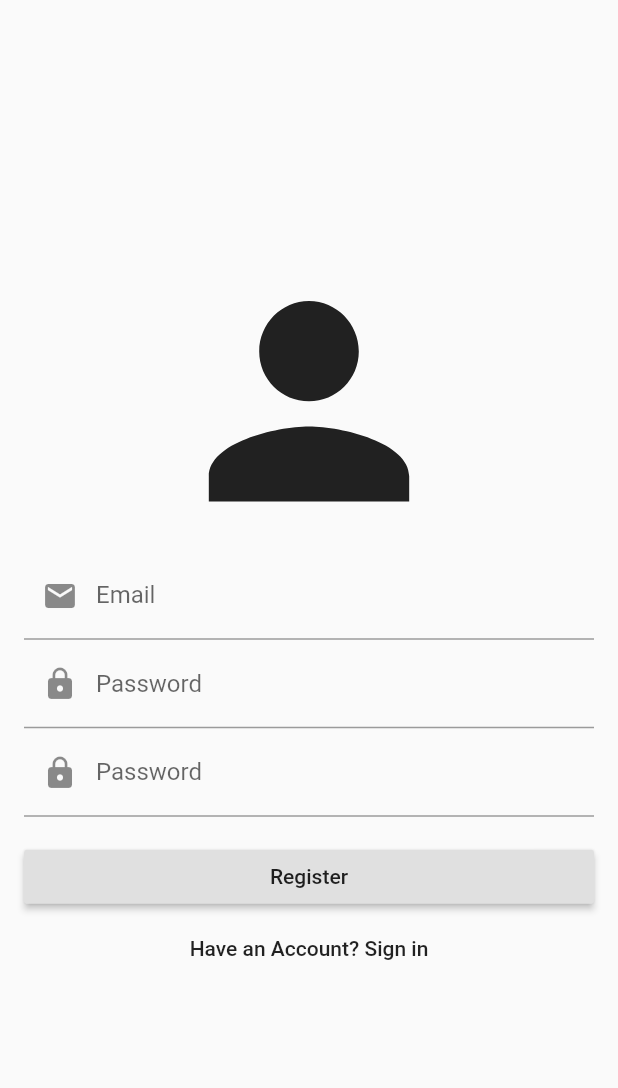
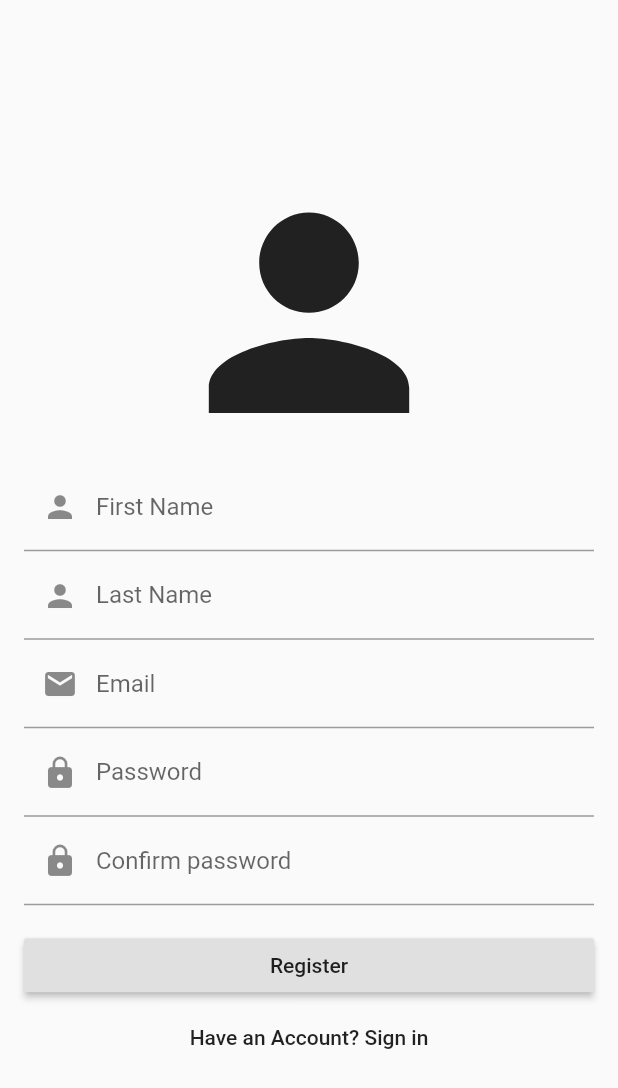
Before and after one commit to MMHossaini/Flutter-Demo, a Flutter app: the RegisterPage screen opened by its route, on a phone screen of 412 x 824 dp. Shown: the top 1088 px of the screen. Run offline on Flutter 3.47's test engine with Material 2 defaults, Android fonts, the phone set to English and light mode, and no system bars; our stand-ins replace cloud_firestore, firebase_auth, flushbar, flutter_swiper, google_maps_flutter, shared_preferences; accounts and stored records are empty; network calls fail.

```diff
--- a/lib/ui/screens/register.dart
+++ b/lib/ui/screens/register.dart
@@ -1,9 +1,10 @@
+import 'package:app/ui/screens/home.dart';
+import 'package:app/utils/validator.dart';
+import 'package:cloud_firestore/cloud_firestore.dart';
+import 'package:firebase_auth/firebase_auth.dart';
 import 'package:flushbar/flushbar.dart';
 import 'package:flutter/material.dart';
 import 'package:flutter/services.dart';
-import 'package:firebase_auth/firebase_auth.dart';
-
-import 'package:app/utils/validator.dart';
 
 class RegisterPage extends StatefulWidget {
   RegisterPage({Key key}) : super(key: key);
@@ -15,6 +16,8 @@ class RegisterPage extends StatefulWidget {
 class RegisterPageState extends State<RegisterPage> {
   final GlobalKey<FormState> registerForm = GlobalKey<FormState>();
   GlobalKey<ScaffoldState> scaffoldState = GlobalKey<ScaffoldState>();
+  TextEditingController firstNameInputController = TextEditingController();
+  TextEditingController lastNameInputController = TextEditingController();
   TextEditingController emailInputController = TextEditingController();
   TextEditingController passwordInputController = TextEditingController();
   TextEditingController confirmPasswordInputController =
@@ -23,6 +26,9 @@ class RegisterPageState extends State<RegisterPage> {
 
   @override
   void dispose() {
+    firstNameInputController.dispose();
+    lastNameInputController.dispose();
+
     passwordInputController.dispose();
     emailInputController.dispose();
     confirmPasswordInputController.dispose();
@@ -35,7 +41,100 @@ class RegisterPageState extends State<RegisterPage> {
     super.initState();
   }
 
-/**
+  @override
+  Widget build(BuildContext context) {
+    if (this.showLoading) {
+      return Scaffold(
+        body: Center(
+          child: CircularProgressIndicator(),
+        ),
+      );
+    }
+
+    // show login plage
+    return Scaffold(
+        body: Center(
+      child: SingleChildScrollView(
+        child: Form(
+          key: registerForm,
+          child: Column(
+            children: <Widget>[
+              Icon(
+                Icons.person,
+                size: 200,
+              ),
+              Padding(
+                  padding: EdgeInsets.only(left: 16, right: 16),
+                  child: TextFormField(
+                    decoration: InputDecoration(
+                        labelText: 'First Name',
+                        prefixIcon: Icon(Icons.person)),
+                    controller: firstNameInputController,
+                    keyboardType: TextInputType.text,
+                    validator: Validator.validateName,
+                  )),
+              Padding(
+                  padding: EdgeInsets.only(left: 16, right: 16),
+                  child: TextFormField(
+                    decoration: InputDecoration(
+                        labelText: 'Last Name', prefixIcon: Icon(Icons.person)),
+                    controller: lastNameInputController,
+                    keyboardType: TextInputType.text,
+                    validator: Validator.validateName,
+                  )),
+              Padding(
+                  padding: EdgeInsets.only(left: 16, right: 16),
+                  child: TextFormField(
+                    decoration: InputDecoration(
+                        labelText: 'Email', prefixIcon: Icon(Icons.email)),
+                    controller: emailInputController,
+                    keyboardType: TextInputType.emailAddress,
+                    validator: Validator.validateEmail,
+                  )),
+              Padding(
+                padding: EdgeInsets.only(left: 16, right: 16),
+                child: TextFormField(
+                  decoration: InputDecoration(
+                      labelText: 'Password', prefixIcon: Icon(Icons.lock)),
+                  controller: passwordInputController,
+                  obscureText: true,
+                  validator: Validator.validatePassword,
+                ),
+              ),
+              Padding(
+                padding: EdgeInsets.only(left: 16, right: 16),
+                child: TextFormField(
+                  decoration: InputDecoration(
+                      labelText: 'Confirm password', prefixIcon: Icon(Icons.lock)),
+                  controller: confirmPasswordInputController,
+                  obscureText: true,
+                  validator: Validator.validatePassword,
+                ),
+              ),
+              Padding(
+                padding: EdgeInsets.only(left: 16, right: 16, top: 16),
+                child: SizedBox(
+                  width: double.maxFinite,
+                  child: RaisedButton(
+                    child: new Text("Register"),
+                    onPressed: createUserWithEmailAndPassword,
+                  ),
+                ),
+              ),
+              FlatButton(
+                child: Text("Have an Account? Sign in"),
+                onPressed: () {
+                  Navigator.pop(context);
+                },
+              ),
+            ],
+          ),
+        ),
+      ),
+    ));
+  }
+
+  /**
  * Checks if form is valid,
  * checks if both passwords match
  */
@@ -56,12 +155,28 @@ class RegisterPageState extends State<RegisterPage> {
                   email: emailInputController.text,
                   password: passwordInputController.text);
 
-          // create a user record
-          if (result.user != null) {
-            // send vertification email
-            await result.user.sendEmailVerification();
-            return Navigator.pushNamed(context, "/verify-account");
-          }
+          // create user record
+          await Firestore.instance
+              .collection("users")
+              .document(result.user.uid)
+              .setData({
+            "firstName": firstNameInputController.text,
+            "lastName": lastNameInputController.text,
+            "email": emailInputController.text,
+          });
+
+          setState(() {
+            showLoading = true;
+          });
+
+          // take user to home
+          Navigator.pushAndRemoveUntil(
+              context,
+              MaterialPageRoute(
+                  builder: (context) => HomePage(
+                        uid: result.user.uid,
+                      )),
+              (_) => false);
         } else {
           showDialog(
               context: context,
@@ -105,78 +220,4 @@ class RegisterPageState extends State<RegisterPage> {
       });
     }
   }
-
-  @override
-  Widget build(BuildContext context) {
-    if (this.showLoading) {
-      return Scaffold(
-        body: Center(
-          child: CircularProgressIndicator(),
-        ),
-      );
-    }
-
-    // show login plage
-    return Scaffold(
-        body: Center(
-      child: SingleChildScrollView(
-        child: Form(
-          key: registerForm,
-          child: Column(
-            children: <Widget>[
-              Icon(
-                Icons.person,
-                size: 200,
-              ),
-              Padding(
-                  padding: EdgeInsets.only(left: 16, right: 16),
-                  child: TextFormField(
-                    decoration: InputDecoration(
-                        labelText: 'Email', prefixIcon: Icon(Icons.email)),
-                    controller: emailInputController,
-                    keyboardType: TextInputType.emailAddress,
-                    validator: Validator.validateEmail,
-                  )),
-              Padding(
-                padding: EdgeInsets.only(left: 16, right: 16),
-                child: TextFormField(
-                  decoration: InputDecoration(
-                      labelText: 'Password', prefixIcon: Icon(Icons.lock)),
-                  controller: passwordInputController,
-                  obscureText: true,
-                  validator: Validator.validatePassword,
-                ),
-              ),
-              Padding(
-                padding: EdgeInsets.only(left: 16, right: 16),
-                child: TextFormField(
-                  decoration: InputDecoration(
-                      labelText: 'Password', prefixIcon: Icon(Icons.lock)),
-                  controller: confirmPasswordInputController,
-                  obscureText: true,
-                  validator: Validator.validatePassword,
-                ),
-              ),
-              Padding(
-                padding: EdgeInsets.only(left: 16, right: 16, top: 16),
-                child: SizedBox(
-                  width: double.maxFinite,
-                  child: RaisedButton(
-                    child: new Text("Register"),
-                    onPressed: createUserWithEmailAndPassword,
-                  ),
-                ),
-              ),
-              FlatButton(
-                child: Text("Have an Account? Sign in"),
-                onPressed: () {
-                  Navigator.pushNamed(context, "/login");
-                },
-              ),
-            ],
-          ),
-        ),
-      ),
-    ));
-  }
 }
```
Also changed, not shown: lib/create-account-page.dart (deleted, +0 -8 lines), lib/main.dart (+16 -45 lines), lib/ui/screens/home.dart (renamed from lib/home.dart, +42 -2 lines), lib/ui/screens/login.dart (+9 -19 lines), lib/ui/screens/walk-through-page.dart (renamed from lib/walk-through-page.dart, +5 -16 lines).
